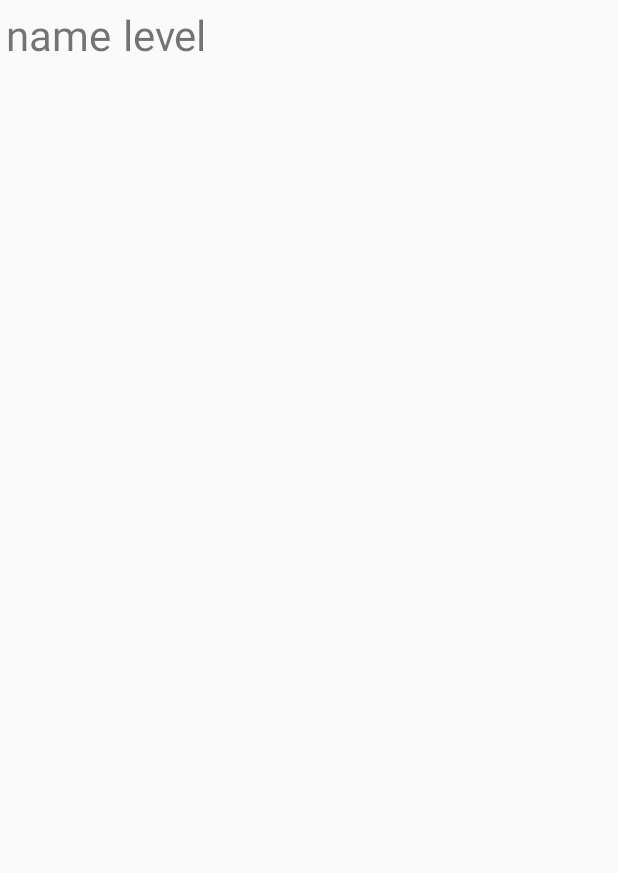
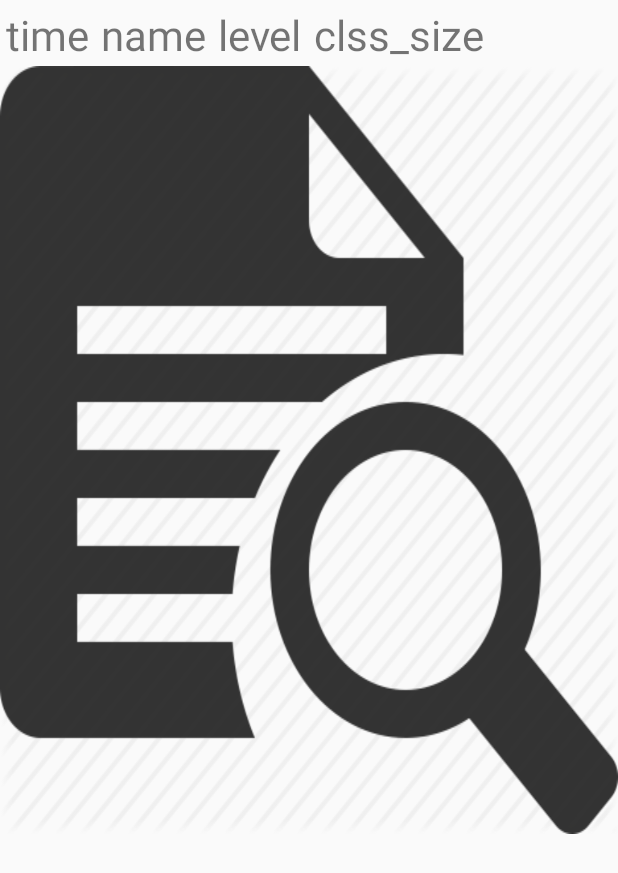
Before and after one commit to yuhongherald/DingleTutorsApp, an Android app: the layout view_lesson.xml on its own in the app's theme, with its tools: preview values and no code run, on a phone screen of 412 x 824 dp. Shown: the top 873 px of the screen. Run offline under Robolectric (Android 15) with nearby library versions, the phone set to English and light mode, and no system bars.

```diff
--- a/app/src/main/java/orbital/dingletutors/DayMap.java
+++ b/app/src/main/java/orbital/dingletutors/DayMap.java
@@ -9,14 +9,14 @@ import java.util.TreeMap;
  * Created by Herald on 22/5/2017.
  */
 
-public class DayMap extends TreeMap<String, Bundle> {
+public class DayMap extends TreeMap<Integer, Bundle> {
     public String key; // dd MMM YYYY format
     public DayMap(String key) {
         this.key = key;
     }
 
     @Override
-    public Bundle put(String key, Bundle value) {
+    public Bundle put(Integer key, Bundle value) {
         while (CalendarMap.updating) {
             try {
                 Thread.sleep(10);
--- a/app/src/main/java/orbital/dingletutors/Layouts.java
+++ b/app/src/main/java/orbital/dingletutors/Layouts.java
@@ -5,7 +5,7 @@ import android.view.LayoutInflater;
 import android.widget.RelativeLayout;
 
 /**
- * Created by Herald on 27/5/2017.
+ * Created by Herald on 27/5/2017. Not used anymore.
  */
 
 public class Layouts {
--- /dev/null
+++ b/app/src/main/res/layout/add_lesson.xml
@@ -0,0 +1,6 @@
+<?xml version="1.0" encoding="utf-8"?>
+<LinearLayout xmlns:android="http://schemas.android.com/apk/res/android"
+    android:orientation="vertical" android:layout_width="match_parent"
+    android:layout_height="match_parent">
+
+</LinearLayout>
--- a/app/src/main/res/layout/view_lesson.xml
+++ b/app/src/main/res/layout/view_lesson.xml
@@ -8,6 +8,12 @@
         android:orientation="horizontal"
         android:layout_width="wrap_content"
         android:layout_height="wrap_content">
+        <TextView
+            android:text="time"
+            android:textSize="28dp"
+            android:layout_margin="4dp"
+            android:layout_width="wrap_content"
+            android:layout_height="wrap_content" />
         <TextView
             android:text="name"
             android:textSize="28dp"
@@ -20,12 +26,29 @@
             android:layout_margin="4dp"
             android:layout_width="wrap_content"
             android:layout_height="wrap_content" />
+        <TextView
+            android:text="clss_size"
+            android:textSize="28dp"
+            android:layout_margin="4dp"
+            android:layout_width="wrap_content"
+            android:layout_height="wrap_content" />
     </LinearLayout>
 
+    <!--Put all your buttons here-->
     <LinearLayout
         android:id="@+id/buttonPanel"
         android:orientation="horizontal"
         android:layout_width="wrap_content"
         android:layout_height="wrap_content">
+        <Button
+            android:id="@+id/edit"
+            android:background="@drawable/view"
+            android:layout_width="wrap_content"
+            android:layout_height="wrap_content" />
+        <Button
+            android:id="@+id/remove"
+            android:background="@drawable/cross"
+            android:layout_width="wrap_content"
+            android:layout_height="wrap_content" />
     </LinearLayout>
 </RelativeLayout>
--- a/app/src/main/res/values/colors.xml
+++ b/app/src/main/res/values/colors.xml
@@ -6,6 +6,7 @@
     <color name="white">#FFFFFF</color>
     <color name="blue">#0000FF</color>
 
+    <color name="popup">#88222222</color>
     <!--Bright yellow is for highlight-->
     <color name="brightYellow">#88fff100</color>
     <color name="lightYellow">#fcf7ab</color>
--- /dev/null
+++ b/app/src/main/res/values/tags.xml
@@ -0,0 +1,4 @@
+<?xml version="1.0" encoding="utf-8"?>
+<resources>
+
+</resources>
```
Also changed, not shown: app/src/main/java/orbital/dingletutors/CalendarFragment.java (+10 -3 lines), app/src/main/java/orbital/dingletutors/MainActivity.java (+19 -0 lines), app/src/main/java/orbital/dingletutors/Popup.java (+16 -8 lines), app/src/main/java/orbital/dingletutors/Tags.java (added, +13 -0 lines), app/src/main/res/layout/popup.xml (+6 -2 lines), app/src/main/res/drawable/cross.png (added), app/src/main/res/drawable/view.png (added).
